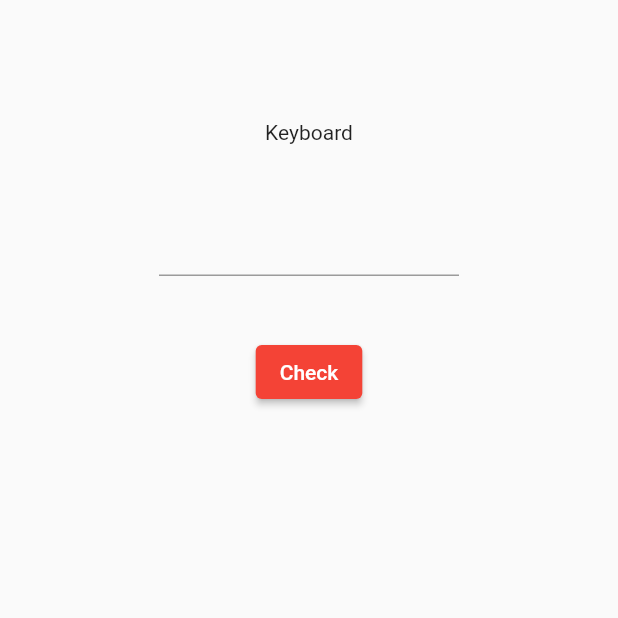
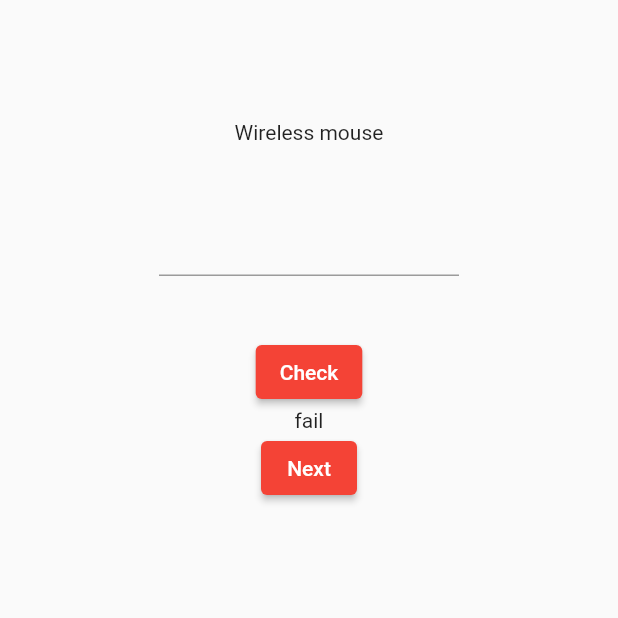
Before and after one commit to phamminhtuan1999/learn_fultter_miller_go_dev, a Flutter app: the screen it shows after launch, after a tap on "Check", on a phone screen of 412 x 824 dp, the top half of it. Run offline on Flutter 3.47's test engine with Material 2 defaults, Android fonts, the light colour scheme and no system bars.

Commit message:
check result and show next product

```diff
--- a/lib/pages/home_page.dart
+++ b/lib/pages/home_page.dart
@@ -3,17 +3,17 @@ import 'package:flutter/services.dart';
 
 class ProductInfo {
   final String name;
-  final double price;
+  final int price;
 
   ProductInfo(this.name, this.price);
 }
 
 final products = [
-  ProductInfo('Wireless mouse', 0.3),
-  ProductInfo('Keyboard', 5.8),
+  ProductInfo('Wireless mouse', 3),
+  ProductInfo('Keyboard', 5),
   ProductInfo('Camera', 8),
-  ProductInfo('Speaker', 4),
-  ProductInfo('iPad', 5),
+  ProductInfo('Speaker', 6),
+  ProductInfo('iPad', 6),
 ];
 
 class HomePage extends StatefulWidget {
@@ -25,6 +25,8 @@ class HomePage extends StatefulWidget {
 
 class _HomePageState extends State<HomePage> {
   int _currentProductIndex = 0;
+  int? _inputtedPrice = 0;
+  String _result = "";
 
   @override
   Widget build(BuildContext context) {
@@ -41,18 +43,42 @@ class _HomePageState extends State<HomePage> {
                 key: const Key("priceText"),
                 keyboardType: TextInputType.number,
                 inputFormatters: [FilteringTextInputFormatter.digitsOnly],
+                onChanged: (value) {
+                  _inputtedPrice = int.tryParse(value);
+                },
               ),
             ),
             const Padding(padding: EdgeInsets.only(top: 40)),
             ElevatedButton(
                 onPressed: () {
                   setState(() {
-                    if (_currentProductIndex < 4) {
-                      _currentProductIndex++;
-                    }
+                    _result =
+                        _inputtedPrice == products[_currentProductIndex].price
+                            ? "pass"
+                            : "fail";
                   });
                 },
-                child: const Text("Check"))
+                child: const Text("Check")),
+            Visibility(
+              visible: _result.isNotEmpty,
+              child: Text(
+                _result,
+                key: const Key("result"),
+              ),
+            ),
+            Visibility(
+              visible: _result.isNotEmpty,
+              child: ElevatedButton(
+                  onPressed: () {
+                    setState(() {
+                      _result = "";
+                      if (_currentProductIndex < 4) {
+                        _currentProductIndex++;
+                      }
+                    });
+                  },
+                  child: const Text("Next")),
+            ),
           ],
         ),
       ),
```
Also changed, not shown: 1 other file.
